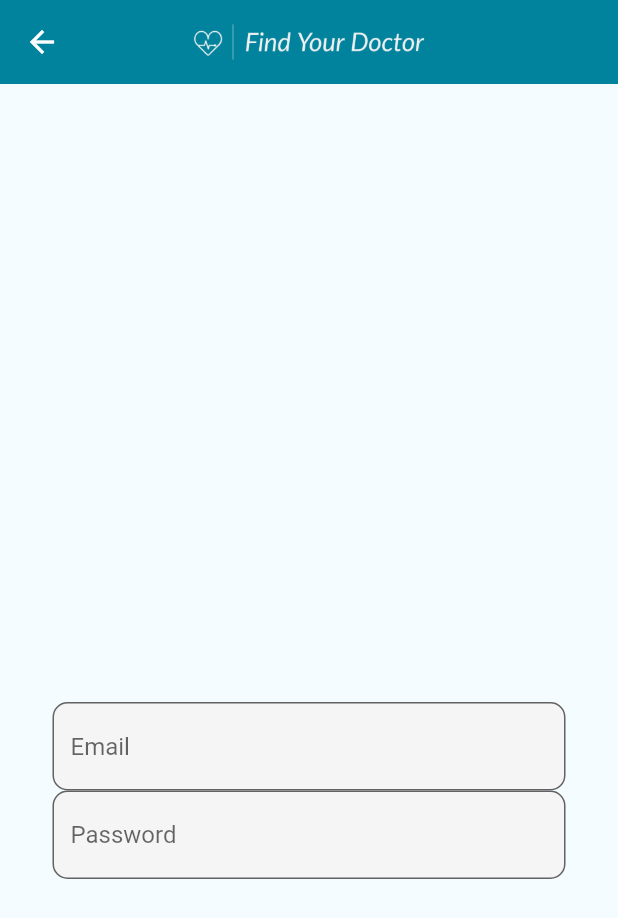
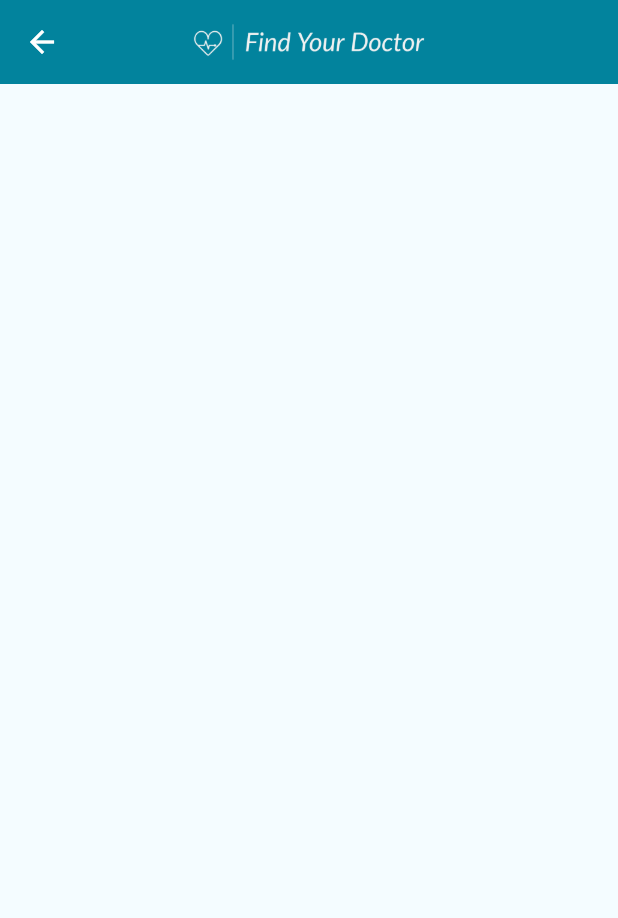
Before and after one commit to Parinika/findyourdoctor, a Flutter app: the LoginScreen screen opened directly, on a phone screen of 412 x 824 dp. Shown: the top 918 px of the screen. Run offline on Flutter 3.47's test engine with Material 2 defaults, Android fonts, the phone set to English and light mode, and no system bars.

Commit message:
login from sakshi

```diff
--- a/lib/Screens/login/login_screen.dart
+++ b/lib/Screens/login/login_screen.dart
@@ -36,34 +36,6 @@ class LoginScreen extends StatelessWidget {
             //     style: TextStyle(color: Colors.white, fontSize: 33),
             //   ),
             // )
-            Container(
-              //acc to screen size
-              padding: EdgeInsets.only(top: MediaQuery.of(context).size.height*0.5, right:35, left:35),
-              child: Column(
-                children: [
-                  TextField(
-                    decoration: InputDecoration(
-                      fillColor: Colors.grey.shade100,
-                      filled: true,
-                      hintText: 'Email',
-                      border: OutlineInputBorder(
-                        borderRadius: BorderRadius.circular(10)
-                      )
-                    ),
-                  ),
-                  TextField(
-                    decoration: InputDecoration(
-                      fillColor: Colors.grey.shade100,
-                      filled: true,
-                      hintText: 'Password',
-                      border: OutlineInputBorder(
-                        borderRadius: BorderRadius.circular(10)
-                      )
-                    ),
-                  ),
-                ],
-              ),
-            )
           ],
         ),
       ),
```
